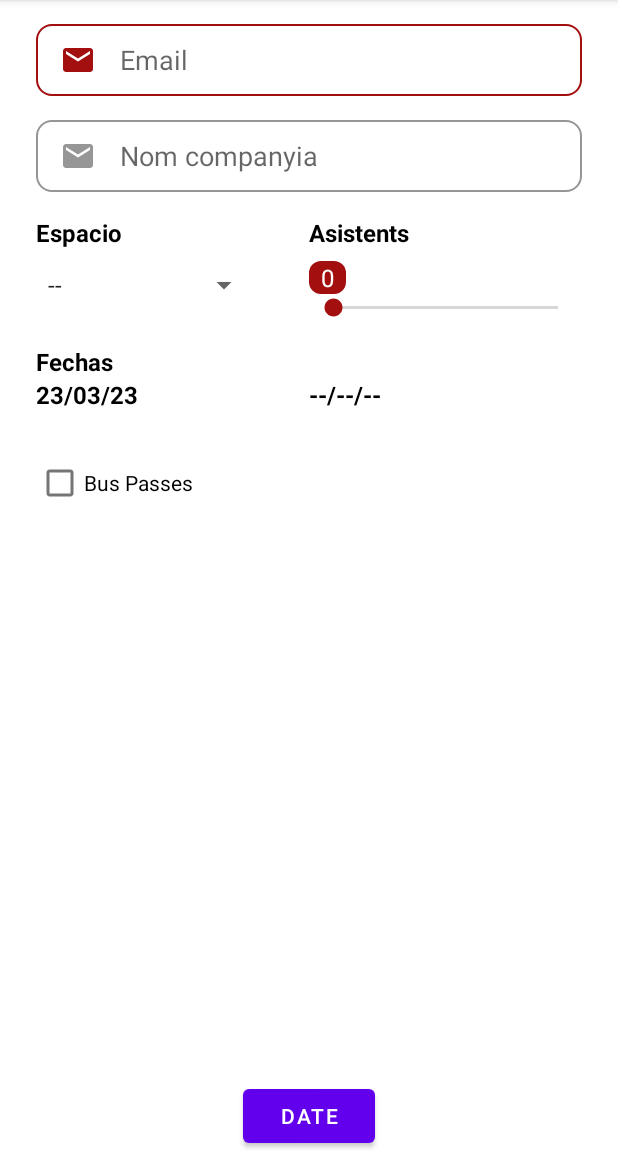
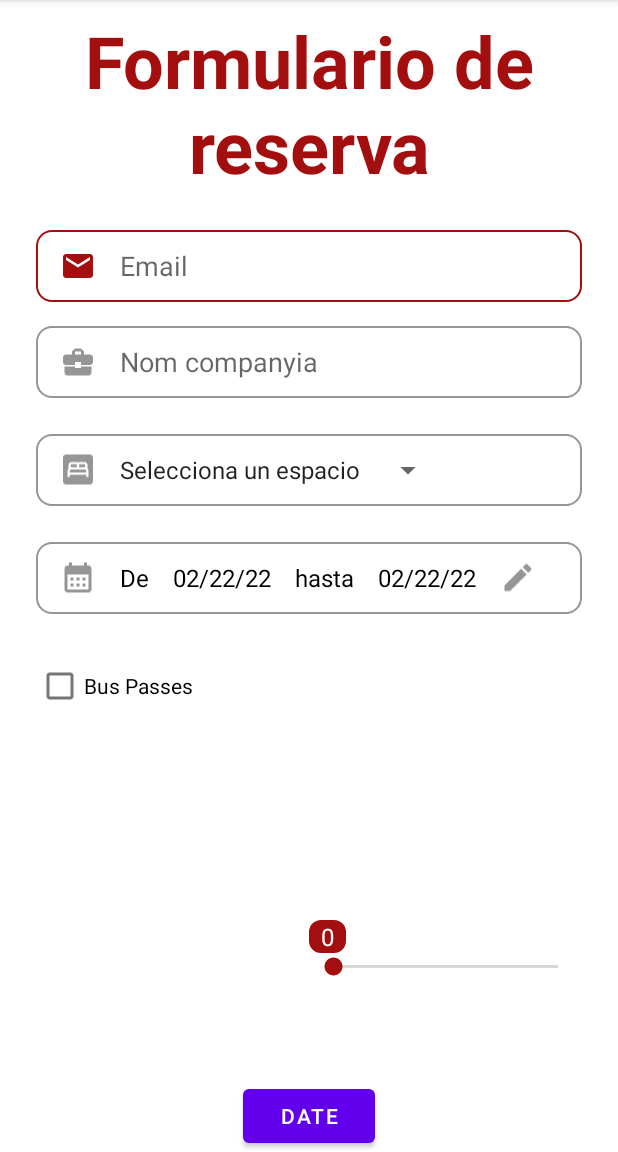
Before and after one commit to s3v268/metropolis-app, an Android app: the FormularioActivity screen opened directly, with no data from a screen before it, on a phone screen of 412 x 824 dp, the part 84-1236 px from its top. Run offline under Robolectric (Android 15) with nearby library versions, the phone set to English and light mode, and no system bars.

Commit message:
Editado el formulario

```diff
--- a/app/src/main/java/com/example/metropolis_app/formulario/FormularioActivity.kt
+++ b/app/src/main/java/com/example/metropolis_app/formulario/FormularioActivity.kt
@@ -8,9 +8,12 @@ import android.os.Bundle
 import android.view.View
 import android.view.animation.AnimationUtils
 import android.widget.ArrayAdapter
+import android.widget.EditText
 import android.widget.SeekBar
+import android.widget.Spinner
 import android.widget.TextView
 import android.widget.Toast
+import androidx.annotation.ColorRes
 import com.example.metropolis_app.databinding.ActivityFormularioBinding
 import com.example.metropolis_app.espacios.EspaciosActivity
 import com.google.android.material.datepicker.MaterialDatePicker
@@ -28,13 +31,36 @@ class FormularioActivity : AppCompatActivity() {
     }
 
     private fun configureView() {
+        configureForm()
         configureSpinner()
         configureSeekBar()
-        configureDatePickerDialog()
         configureCalendarView()
         configureMaterialCalendar()
     }
 
+    private fun configureForm() {
+        ed_changecolor_onfocus(binding.edFormEmail, R.color.primary_color, R.color.light_gray)
+        ed_changecolor_onfocus(binding.edFormCompanyName, R.color.primary_color, R.color.light_gray)
+    }
+
+    private fun spinner_changecolor_onfocus(sp: Spinner, @ColorRes focusedColor: Int, @ColorRes unfocusedColor: Int){
+        sp.onFocusChangeListener = View.OnFocusChangeListener { view, hasFocus ->
+            if (hasFocus) {
+
+            } else {
+
+            }
+        }
+    }
+    private fun ed_changecolor_onfocus(ed: EditText, @ColorRes focusedColor: Int, @ColorRes unfocusedColor: Int){
+        ed.onFocusChangeListener = View.OnFocusChangeListener { view, hasFocus ->
+            if (hasFocus) {
+                (view as EditText).compoundDrawablesRelative[0].setTint(getColor(focusedColor))
+            } else {
+                (view as EditText).compoundDrawablesRelative[0].setTint(getColor(unfocusedColor))
+            }
+        }
+    }
     private fun configureMaterialCalendar() {
         val builder = MaterialDatePicker.Builder.dateRangePicker()
         val now = Calendar.getInstance()
@@ -66,7 +92,7 @@ class FormularioActivity : AppCompatActivity() {
 
     private fun configureSpinner() {
         val spinner = binding.spinner
-        val items = arrayOf("--", "Sala A", "Sala B", "Sala C", "Padock", "Sala Conf. 1")
+        val items = arrayOf("Selecciona un espacio", "Sala A", "Sala B", "Sala C", "Padock", "Sala Conf. 1")
         val adapter = ArrayAdapter(this, android.R.layout.simple_spinner_item, items)
         adapter.setDropDownViewResource(android.R.layout.simple_spinner_dropdown_item)
         spinner.adapter = adapter
@@ -90,14 +116,6 @@ class FormularioActivity : AppCompatActivity() {
         })
     }
 
-    fun configureDatePickerDialog() {
-        binding.tvFechainicio.setOnClickListener{
-            createDatePickerDialog(it as TextView)
-        }
-        binding.tvFechafinal.setOnClickListener{
-            createDatePickerDialog(it as TextView)
-        }
-    }
 
     private fun createDatePickerDialog( dateTv: TextView){
         val calendar = Calendar.getInstance()
--- /dev/null
+++ b/app/src/main/java/com/example/metropolis_app/models/Reserva.kt
@@ -0,0 +1,4 @@
+package com.example.metropolis_app.models
+
+class Reserva {
+}
--- a/app/src/main/res/drawable/custom_ic_email.xml
+++ /dev/null
@@ -1,8 +0,0 @@
-<?xml version="1.0" encoding="utf-8"?>
-<selector xmlns:android="http://schemas.android.com/apk/res/android">
-    <item android:state_focused="true"
-        android:drawable="@drawable/ic_email_focused"/>
-
-    <item android:state_focused="false"
-        android:drawable="@drawable/ic_email"/>
-</selector>
--- /dev/null
+++ b/app/src/main/res/drawable/ic_bedroom.xml
@@ -0,0 +1,8 @@
+<vector android:height="24dp" android:tint="@color/light_gray"
+    android:viewportHeight="24" android:viewportWidth="24"
+    android:width="24dp" xmlns:android="http://schemas.android.com/apk/res/android">
+    <path android:fillColor="@android:color/white" android:pathData="M16.5,12h-9c-0.55,0 -1,0.45 -1,1v1h11v-1C17.5,12.45 17.05,12 16.5,12z"/>
+    <path android:fillColor="@android:color/white" android:pathData="M7.25,8.5h4v2h-4z"/>
+    <path android:fillColor="@android:color/white" android:pathData="M12.75,8.5h4v2h-4z"/>
+    <path android:fillColor="@android:color/white" android:pathData="M20,2H4C2.9,2 2,2.9 2,4v16c0,1.1 0.9,2 2,2h16c1.1,0 2,-0.9 2,-2V4C22,2.9 21.1,2 20,2zM19,17h-1.5v-1.5h-11V17H5v-3.83c0,-0.66 0.25,-1.26 0.65,-1.72V9c0,-1.1 0.9,-2 2,-2H11c0.37,0 0.72,0.12 1,0.32C12.28,7.12 12.63,7 13,7h3.35c1.1,0 2,0.9 2,2v2.45c0.4,0.46 0.65,1.06 0.65,1.72V17z"/>
+</vector>
--- /dev/null
+++ b/app/src/main/res/drawable/ic_business.xml
@@ -0,0 +1,5 @@
+<vector android:height="24dp" android:tint="@color/light_gray"
+    android:viewportHeight="24" android:viewportWidth="24"
+    android:width="24dp" xmlns:android="http://schemas.android.com/apk/res/android">
+    <path android:fillColor="@android:color/white" android:pathData="M10,16v-1L3.01,15L3,19c0,1.11 0.89,2 2,2h14c1.11,0 2,-0.89 2,-2v-4h-7v1h-4zM20,7h-4.01L15.99,5l-2,-2h-4l-2,2v2L4,7c-1.1,0 -2,0.9 -2,2v3c0,1.11 0.89,2 2,2h6v-2h4v2h6c1.1,0 2,-0.9 2,-2L22,9c0,-1.1 -0.9,-2 -2,-2zM14,7h-4L10,5h4v2z"/>
+</vector>
--- /dev/null
+++ b/app/src/main/res/drawable/ic_calendar.xml
@@ -0,0 +1,5 @@
+<vector android:height="24dp" android:tint="@color/light_gray"
+    android:viewportHeight="24" android:viewportWidth="24"
+    android:width="24dp" xmlns:android="http://schemas.android.com/apk/res/android">
+    <path android:fillColor="@android:color/white" android:pathData="M19,4h-1V2h-2v2H8V2H6v2H5C3.89,4 3.01,4.9 3.01,6L3,20c0,1.1 0.89,2 2,2h14c1.1,0 2,-0.9 2,-2V6C21,4.9 20.1,4 19,4zM19,20H5V10h14V20zM9,14H7v-2h2V14zM13,14h-2v-2h2V14zM17,14h-2v-2h2V14zM9,18H7v-2h2V18zM13,18h-2v-2h2V18zM17,18h-2v-2h2V18z"/>
+</vector>
--- /dev/null
+++ b/app/src/main/res/drawable/ic_edit.xml
@@ -0,0 +1,5 @@
+<vector android:height="24dp" android:tint="@color/light_gray"
+    android:viewportHeight="24" android:viewportWidth="24"
+    android:width="24dp" xmlns:android="http://schemas.android.com/apk/res/android">
+    <path android:fillColor="@android:color/white" android:pathData="M3,17.25V21h3.75L17.81,9.94l-3.75,-3.75L3,17.25zM20.71,7.04c0.39,-0.39 0.39,-1.02 0,-1.41l-2.34,-2.34c-0.39,-0.39 -1.02,-0.39 -1.41,0l-1.83,1.83 3.75,3.75 1.83,-1.83z"/>
+</vector>
--- a/app/src/main/res/drawable/ic_email_focused.xml
+++ /dev/null
@@ -1,5 +0,0 @@
-<vector android:height="24dp" android:tint="@color/primary_color"
-    android:viewportHeight="24" android:viewportWidth="24"
-    android:width="24dp" xmlns:android="http://schemas.android.com/apk/res/android">
-    <path android:fillColor="@android:color/white" android:pathData="M20,4L4,4c-1.1,0 -1.99,0.9 -1.99,2L2,18c0,1.1 0.9,2 2,2h16c1.1,0 2,-0.9 2,-2L22,6c0,-1.1 -0.9,-2 -2,-2zM20,8l-8,5 -8,-5L4,6l8,5 8,-5v2z"/>
-</vector>
--- a/app/src/main/res/layout/activity_formulario.xml
+++ b/app/src/main/res/layout/activity_formulario.xml
@@ -7,6 +7,40 @@
     tools:context=".formulario.FormularioActivity">
 
 
+    <TextView
+        android:id="@+id/tv_form_title"
+        android:layout_width="match_parent"
+        android:layout_height="wrap_content"
+        android:layout_marginTop="@dimen/x1"
+        android:gravity="center"
+        android:text="Formulario de reserva"
+        android:textSize="@dimen/x6"
+        android:textStyle="bold"
+        android:textColor="@color/primary_color"
+        app:layout_constraintEnd_toEndOf="parent"
+        app:layout_constraintStart_toStartOf="parent"
+        app:layout_constraintTop_toTopOf="parent" />
+
+    <EditText
+        android:id="@+id/ed_form_email"
+        style="@style/st_custom_ed"
+        android:drawableStart="@drawable/ic_email"
+        android:hint="Email"
+        android:layout_marginTop="@dimen/x3"
+        app:layout_constraintEnd_toEndOf="parent"
+        app:layout_constraintStart_toStartOf="parent"
+        app:layout_constraintTop_toBottomOf="@+id/tv_form_title" />
+
+    <EditText
+        android:id="@+id/ed_form_company_name"
+        style="@style/st_custom_ed"
+        android:layout_marginTop="@dimen/x2"
+        android:drawableStart="@drawable/ic_business"
+        android:hint="Nom companyia"
+        app:layout_constraintEnd_toEndOf="parent"
+        app:layout_constraintStart_toStartOf="parent"
+        app:layout_constraintTop_toBottomOf="@+id/ed_form_email" />
+
     <Button
         android:id="@+id/selectDate_btn"
         android:layout_width="wrap_content"
@@ -15,15 +49,16 @@
         app:layout_constraintEnd_toEndOf="parent"
         android:text="DATE"
         app:layout_constraintStart_toStartOf="parent" />
+
     <LinearLayout
         android:id="@+id/linearLayout"
         android:layout_width="match_parent"
         android:layout_height="wrap_content"
+        android:layout_marginTop="@dimen/x3"
         android:layout_marginHorizontal="@dimen/x3"
-        android:layout_marginTop="@dimen/x3"
         android:orientation="vertical"
         app:layout_constraintStart_toStartOf="parent"
-        app:layout_constraintTop_toBottomOf="@+id/tv_fechainicio">
+        app:layout_constraintTop_toBottomOf="@+id/linearLayout3">
 
         <CheckBox
             android:id="@+id/bus_pass_checkbox"
@@ -54,108 +89,109 @@
 
     </LinearLayout>
 
-    <EditText
-        android:id="@+id/ed_form_email"
+
+    <LinearLayout
+        android:id="@+id/linearLayout2"
         style="@style/st_custom_ed"
         android:layout_width="match_parent"
-        android:layout_marginTop="@dimen/x2"
-        android:drawableStart="@drawable/custom_ic_email"
-        android:hint="Email"
+        android:layout_height="wrap_content"
+        android:layout_marginTop="@dimen/x3"
+        android:orientation="horizontal"
         app:layout_constraintEnd_toEndOf="parent"
         app:layout_constraintStart_toStartOf="parent"
-        app:layout_constraintTop_toTopOf="parent" />
+        app:layout_constraintTop_toBottomOf="@+id/ed_form_company_name">
 
-    <EditText
-        android:id="@+id/ed_form_cname"
-        style="@style/st_custom_ed"
-        android:layout_width="match_parent"
-        android:layout_marginTop="@dimen/x2"
-        android:drawableStart="@drawable/custom_ic_email"
-        android:hint="Nom companyia"
-        app:layout_constraintEnd_toEndOf="parent"
-        app:layout_constraintStart_toStartOf="parent"
-        app:layout_constraintTop_toBottomOf="@+id/ed_form_email" />
-
-
-    <TextView
-        android:id="@+id/textView"
+        <ImageView
             android:layout_width="wrap_content"
-        android:layout_height="wrap_content"
-        android:layout_marginTop="16dp"
-        android:text="Asistents"
-        android:textColor="@color/black"
-        android:textSize="16sp"
-        android:textStyle="bold"
-        app:layout_constraintStart_toStartOf="@+id/guideline"
-        app:layout_constraintTop_toBottomOf="@+id/ed_form_cname" />
-
+            android:layout_height="30dp"
+            android:layout_gravity="center"
+            android:paddingEnd="@dimen/x1"
+            android:src="@drawable/ic_bedroom" />
 
         <Spinner
             android:id="@+id/spinner"
             android:layout_width="wrap_content"
-        android:layout_height="48dp"
-        android:prompt="@string/espacios_sp_prompt"
-        android:layout_marginLeft="@dimen/x3"
+            android:layout_height="wrap_content"
+            android:minHeight="48dp"
+            android:textColorHint="@color/light_gray"
             app:layout_constraintStart_toStartOf="parent"
-        app:layout_constraintTop_toBottomOf="@+id/textView2" />
+            app:layout_constraintTop_toBottomOf="@+id/ed_form_company_name" />
+
+    </LinearLayout>
+
+    <LinearLayout
+        android:id="@+id/linearLayout3"
+        style="@style/st_custom_ed"
+        android:layout_width="match_parent"
+        android:layout_height="wrap_content"
+        android:minHeight="48dp"
+        android:layout_marginTop="@dimen/x3"
+        android:orientation="horizontal"
+        app:layout_constraintEnd_toEndOf="parent"
+        app:layout_constraintStart_toStartOf="parent"
+        app:layout_constraintTop_toBottomOf="@+id/linearLayout2">
+
+        <ImageView
+            android:layout_width="wrap_content"
+            android:layout_height="30dp"
+            android:layout_gravity="center"
+            android:paddingEnd="@dimen/x1"
+            android:src="@drawable/ic_calendar" />
 
         <TextView
-        android:id="@+id/textView2"
             android:layout_width="wrap_content"
-        android:layout_height="wrap_content"
-        android:layout_marginTop="16dp"
-        android:text="Espacio"
-        android:layout_marginLeft="@dimen/x3"
+            android:layout_height="match_parent"
+            android:text="De"
+            android:textSize="@dimen/x2"
+            android:layout_marginLeft="@dimen/x1"
             android:textColor="@color/black"
-        android:textSize="16sp"
-        android:textStyle="bold"
-        app:layout_constraintStart_toStartOf="parent"
-        app:layout_constraintTop_toBottomOf="@+id/ed_form_cname" />
+            android:gravity="center"/>
+        <TextView
+            android:layout_width="wrap_content"
+            android:layout_height="match_parent"
+            android:text="02/22/22"
+            android:textSize="@dimen/x2"
+            android:layout_marginLeft="@dimen/x2"
+            android:textColor="@color/black"
+            android:gravity="center"/>
+        <TextView
+            android:layout_width="wrap_content"
+            android:layout_height="match_parent"
+            android:text="hasta"
+            android:textSize="@dimen/x2"
+            android:layout_marginLeft="@dimen/x2"
+            android:textColor="@color/black"
+            android:gravity="center"/>
+        <TextView
+            android:layout_width="wrap_content"
+            android:layout_height="match_parent"
+            android:text="02/22/22"
+            android:textSize="@dimen/x2"
+            android:layout_marginLeft="@dimen/x2"
+            android:textColor="@color/black"
+            android:gravity="center"/>
 
-    <TextView
-        android:id="@+id/textView3"
+        <ImageView
             android:layout_width="wrap_content"
-        android:layout_height="wrap_content"
-        android:layout_marginLeft="@dimen/x3"
-        android:layout_marginTop="@dimen/x2"
-        android:text="Fechas"
-        android:textColor="@color/black"
-        android:textSize="16sp"
-        android:textStyle="bold"
-        app:layout_constraintStart_toStartOf="parent"
-        app:layout_constraintTop_toBottomOf="@+id/spinner" />
+            android:layout_height="30dp"
+            android:paddingEnd="@dimen/x1"
+            android:layout_marginLeft="@dimen/x2"
+            android:src="@drawable/ic_edit"
+            android:layout_gravity="center_vertical" />
 
-    <TextView
-        android:id="@+id/tv_fechainicio"
-        android:layout_width="wrap_content"
-        android:layout_height="wrap_content"
-        android:layout_marginStart="24dp"
-        android:text="23/03/23"
-        android:textColor="@color/black"
-        android:textSize="16sp"
-        android:textStyle="bold"
-        app:layout_constraintStart_toStartOf="parent"
-        app:layout_constraintTop_toBottomOf="@+id/textView3" />
+    </LinearLayout>
 
-    <TextView
-        android:id="@+id/tv_fechafinal"
-        android:layout_width="wrap_content"
-        android:layout_height="wrap_content"
-        android:text="--/--/--"
-        android:textColor="@color/black"
-        android:textSize="16sp"
-        android:textStyle="bold"
-        app:layout_constraintStart_toStartOf="@+id/guideline"
-        app:layout_constraintTop_toBottomOf="@+id/textView3" />
 
     <androidx.constraintlayout.widget.ConstraintLayout
+        android:id="@+id/constraintLayout"
         android:layout_width="0dp"
         android:layout_height="wrap_content"
+        android:layout_marginTop="132dp"
         android:layout_marginRight="@dimen/x3"
-        android:layout_marginTop="@dimen/x1"
         app:layout_constraintEnd_toEndOf="parent"
+        app:layout_constraintHorizontal_bias="0.304"
         app:layout_constraintStart_toStartOf="@+id/guideline"
-        app:layout_constraintTop_toBottomOf="@+id/textView">
+        app:layout_constraintTop_toBottomOf="@+id/linearLayout">
 
         <!--android:background="@drawable/indicator_background"-->
         <TextView
--- a/app/src/main/res/values/styles.xml
+++ b/app/src/main/res/values/styles.xml
@@ -1,7 +1,9 @@
 <?xml version="1.0" encoding="utf-8"?>
 <resources>
+    <!--EDIT TEXT-->
     <style name="st_custom_ed" parent="">
         <item name="android:layout_height">@dimen/x6</item>
+        <item name="android:layout_width">match_parent</item>
         <item name="android:background">@drawable/custom_ed</item>
         <item name="android:paddingStart">@dimen/x2</item>
         <item name="android:layout_marginRight">@dimen/x3</item>
@@ -10,6 +12,7 @@
         <item name="android:textCursorDrawable">@drawable/custom_ed_cursor</item>
     </style>
 
+    <!--CALENDARIO-->
     <style name="CustomDatePickerDialogTheme" parent="android:Theme.Holo.Light.Dialog.NoActionBar">
         <item name="android:windowBackground">@android:color/transparent</item>
         <item name="android:windowFrame">@null</item>
@@ -31,4 +34,9 @@
         <item name="android:textSize">16sp</item>
     </style>
 
+    <!--SPINNER-->
+    <style name="SpinnerPrompt" parent="@android:style/Widget.TextView.SpinnerItem">
+        <item name="android:textColor">@color/light_gray</item>
+    </style>
+
 </resources>
```
Lines whose indentation alone changed are shown as unchanged.
